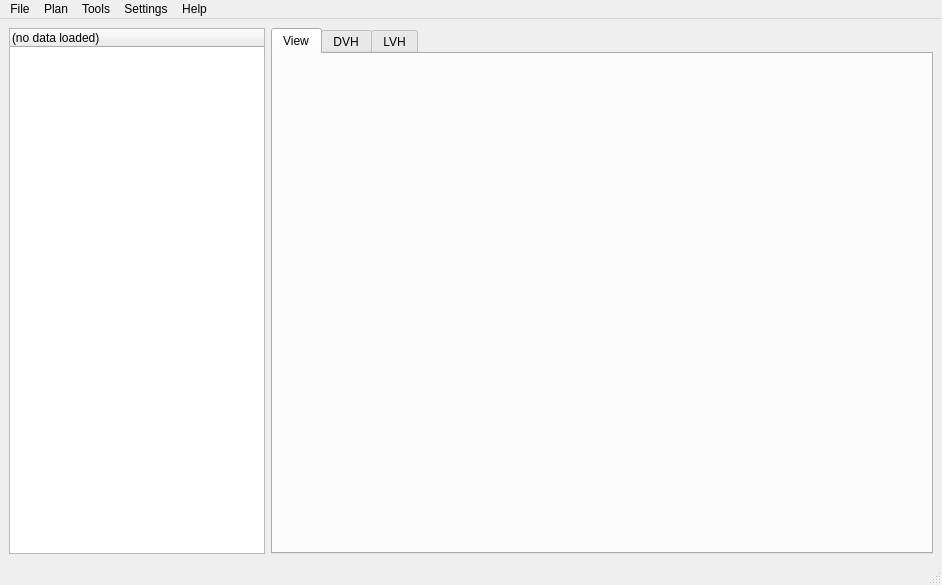
First picture: the form in pytripgui/view/main_window.ui, repository pytrip/pytripgui, before the edit.
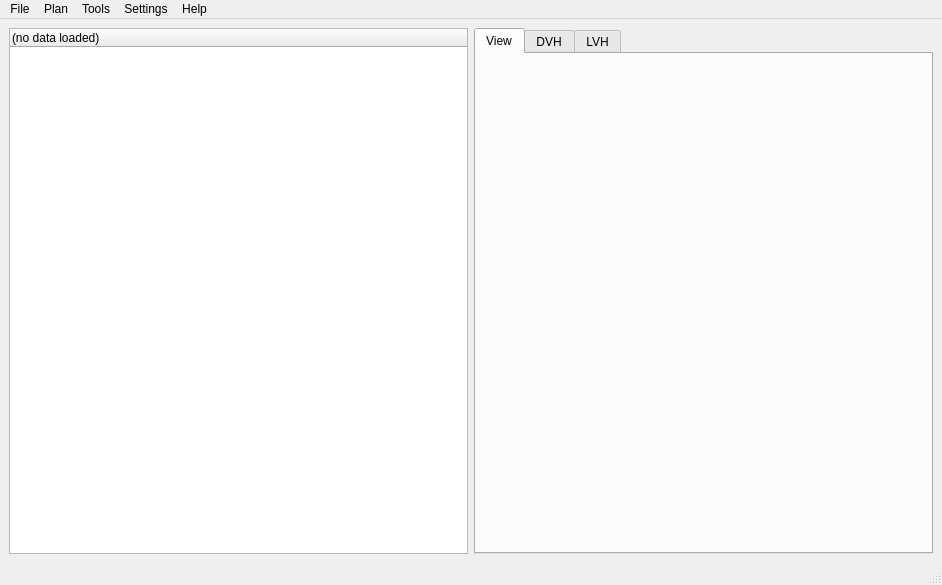
Second picture: the form after the edit.

```diff
--- a/pytripgui/view/main_window.ui
+++ b/pytripgui/view/main_window.ui
@@ -15,7 +15,7 @@
   </property>
   <widget class="QWidget" name="centralwidget">
    <layout class="QHBoxLayout" name="horizontalLayout_2">
-    <item alignment="Qt::AlignLeft">
+    <item>
      <widget class="QTreeWidget" name="treeWidget">
       <column>
        <property name="text">
```
Left out of the diff: 20 changed lines with no effect on the pictures.
